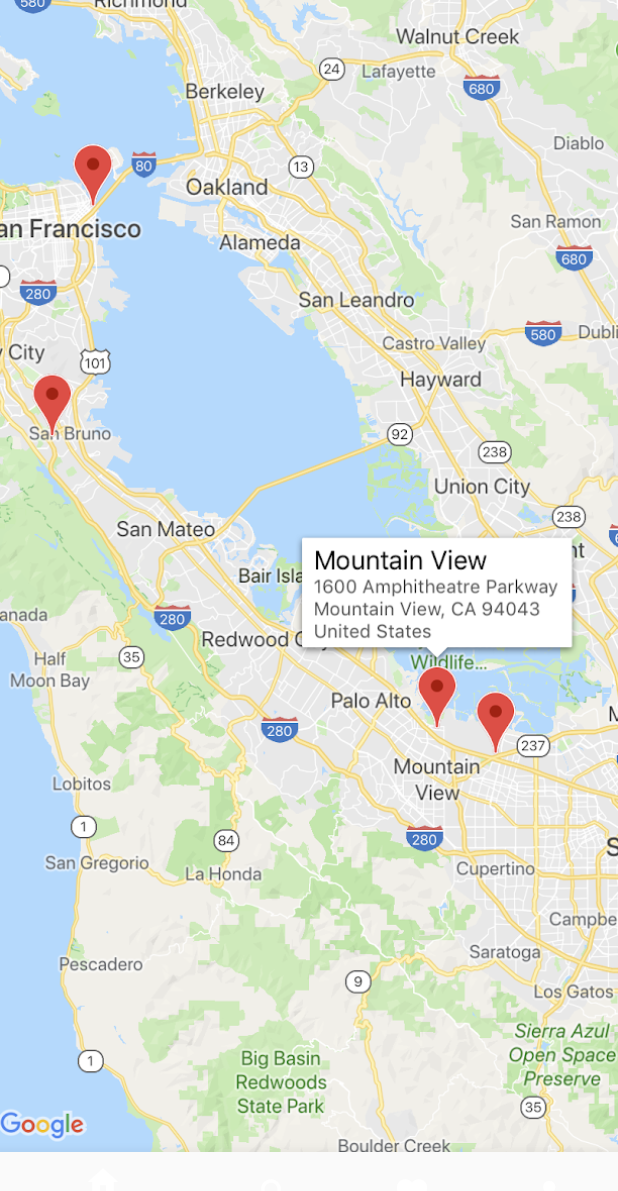
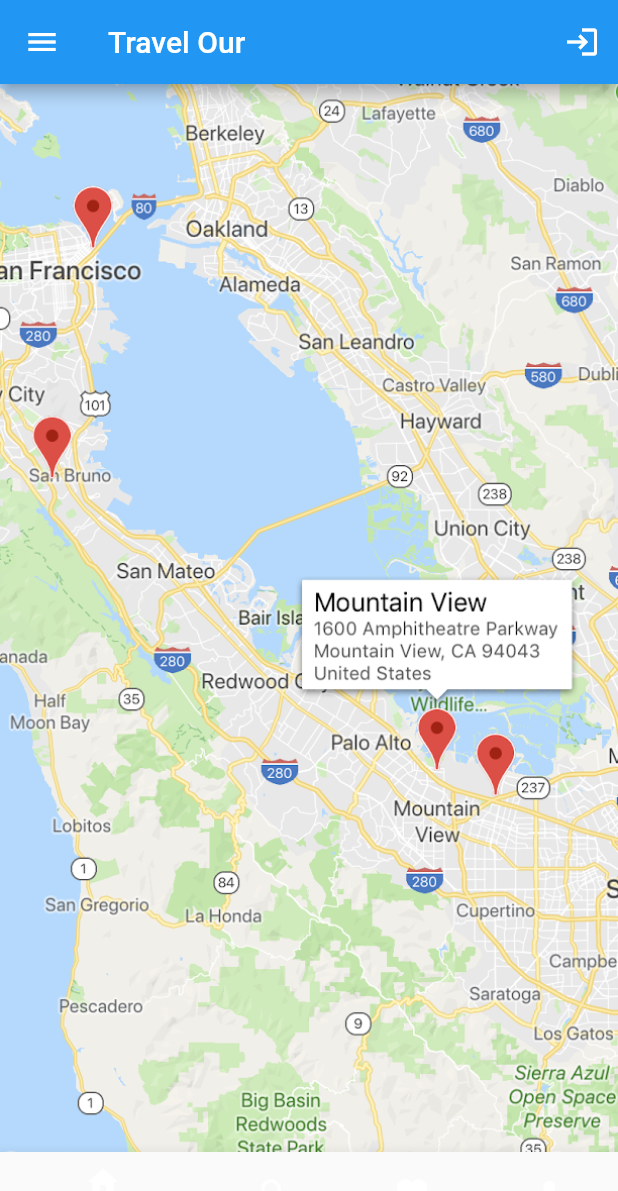
Before and after one commit to suyashagno3/TravelOur, a Flutter app: the HomePage screen opened directly, on a phone screen of 412 x 824 dp. Shown: the top 1191 px of the screen. Run offline on Flutter 3.47's test engine with Material 2 defaults, Android fonts, the phone set to English and light mode, and no system bars; our stand-ins replace google_fonts.

Commit message:
Homepage router has been done

```diff
--- a/lib/Homepage.dart
+++ b/lib/Homepage.dart
@@ -1,4 +1,5 @@
 import 'package:flutter/material.dart';
+import 'package:travel_our/LoginPage.dart';
 import 'fragments/home.dart';
 import 'fragments/groups.dart';
 import 'fragments/profile.dart';
@@ -42,12 +43,27 @@ class _HomePageState extends State<HomePage> {
   @override
   Widget build(BuildContext context) {
     return Scaffold(
+      backgroundColor: Colors.green,
+      appBar: AppBar(
+        title: const Text('Travel Our'),
+        actions: [
+          IconButton(
+            icon: const Icon(Icons.login),
+            onPressed: () {
+              Navigator.push(
+                context,
+                MaterialPageRoute(builder: (context) => LoginPage()),
+              );
+            },
+          ),
+        ],
+      ),
       body: _children[_currentIndex],
       bottomNavigationBar: BottomNavigationBar(
-        backgroundColor: Colors.black,
+        // Set the background color to green
         onTap: onTabTapped,
         currentIndex: _currentIndex,
-        items: [
+        items: const [
           BottomNavigationBarItem(
             icon: Icon(Icons.home),
             label: 'Home',
@@ -69,7 +85,7 @@ class _HomePageState extends State<HomePage> {
       drawer: Drawer(
         child: ListView(
           children: <Widget>[
-            DrawerHeader(
+            const DrawerHeader(
               child: Text(
                 'Navigation Drawer',
                 style: TextStyle(fontSize: 24),
@@ -79,43 +95,16 @@ class _HomePageState extends State<HomePage> {
               ),
             ),
             ListTile(
-              leading: Icon(Icons.home),
-              title: Text('Home'),
+                leading: Icon(Icons.rate_review),
+                title: Text('Rate Us'),
+                onTap: () {
+                  setState(() {});
+                }),
+            ListTile(
+              leading: Icon(Icons.share),
+              title: Text('Share'),
               onTap: () {
-                setState(() {
-                  _currentIndex = 0;
-                  Navigator.pop(context);
-                });
-              },
-            ),
-            ListTile(
-              leading: Icon(Icons.person),
-              title: Text('Profile'),
-              onTap: () {
-                setState(() {
-                  _currentIndex = 2;
-                  Navigator.pop(context);
-                });
-              },
-            ),
-            ListTile(
-              leading: Icon(Icons.settings),
-              title: Text('Settings'),
-              onTap: () {
-                setState(() {
-                  _currentIndex = 3;
-                  Navigator.pop(context);
-                });
-              },
-            ),
-            ListTile(
-              leading: Icon(Icons.help),
-              title: Text('Help'),
-              onTap: () {
-                setState(() {
-                  _currentIndex = 4;
-                  Navigator.pop(context);
-                });
+                setState(() {});
               },
             ),
           ],
--- a/pubspec.yaml
+++ b/pubspec.yaml
@@ -35,6 +35,7 @@ dependencies:
   # Use with the CupertinoIcons class for iOS style icons.
   cupertino_icons: ^1.0.2
   google_fonts: ^4.0.3
+  shared_preferences: ^2.1.0
 
 dev_dependencies:
   flutter_test:
```
Also changed, not shown: lib/LoginPage.dart (added, +89 -0 lines), lib/MyApp.dart (added, +54 -0 lines), lib/main.dart (+7 -54 lines), pubspec.lock, 1 other file.
